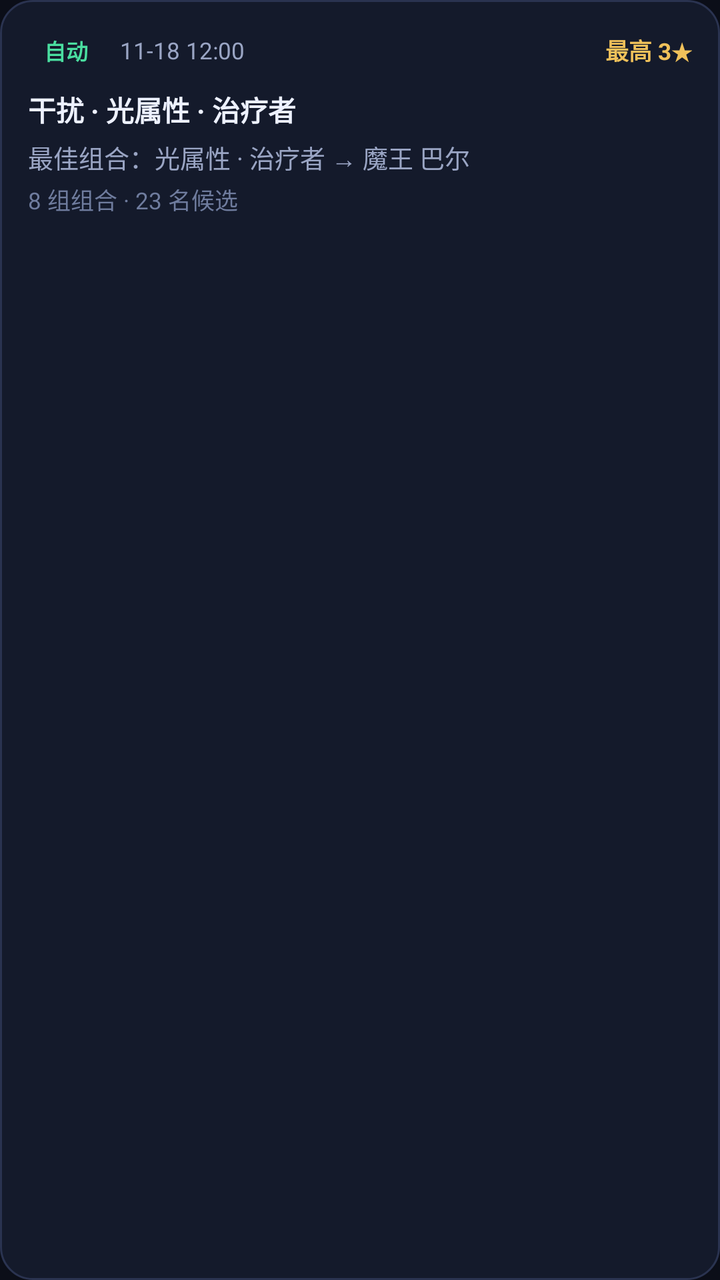
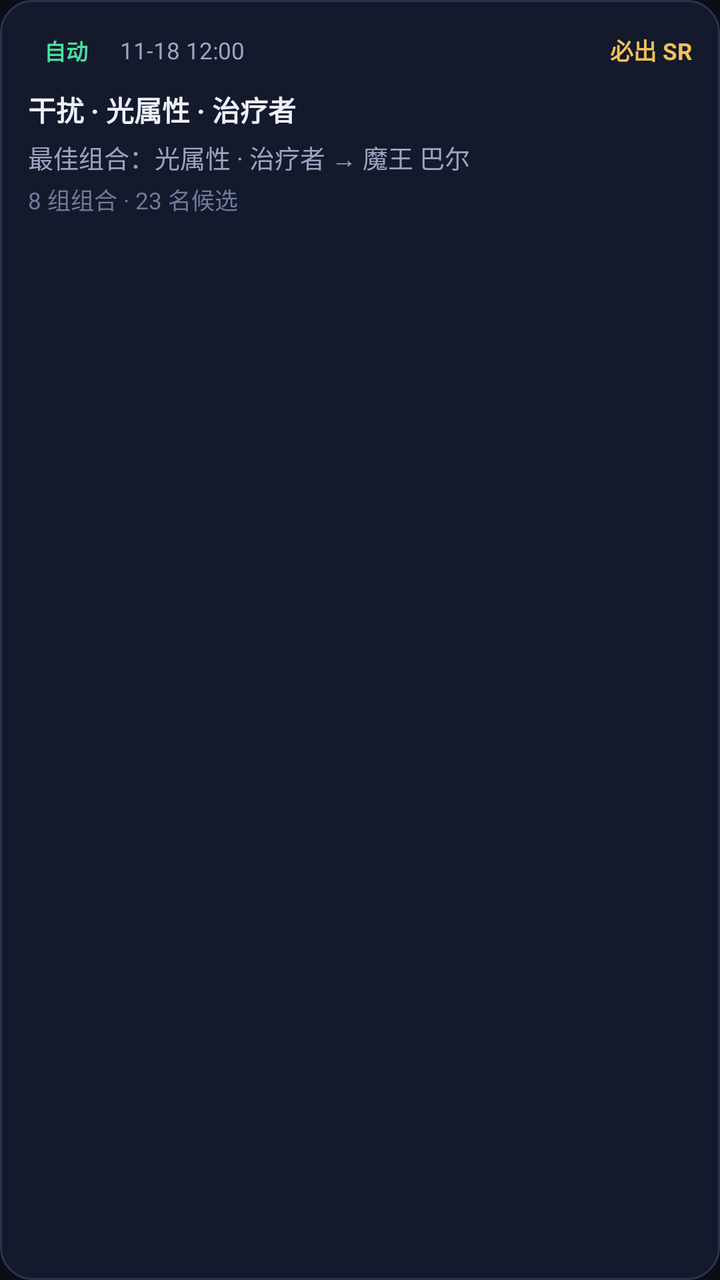

Screens rendered from an Android XML layout before and after an edit, with the pre-edit source and the edit as a unified diff.
<!-- AndroidManifest.xml: application theme Theme.App -->
<!-- res/layout/item_record.xml -->
<?xml version="1.0" encoding="utf-8"?>
<LinearLayout xmlns:android="http://schemas.android.com/apk/res/android"
    android:layout_width="match_parent"
    android:layout_height="wrap_content"
    android:layout_marginBottom="10dp"
    android:background="@drawable/bg_card"
    android:orientation="vertical"
    android:padding="14dp">

    <LinearLayout
        android:layout_width="match_parent"
        android:layout_height="wrap_content"
        android:gravity="center_vertical"
        android:orientation="horizontal">

        <TextView
            android:id="@+id/modeBadge"
            android:layout_width="wrap_content"
            android:layout_height="wrap_content"
            android:paddingStart="8dp"
            android:paddingTop="3dp"
            android:paddingEnd="8dp"
            android:paddingBottom="3dp"
            android:text="自动"
            android:textColor="@color/accent"
            android:textSize="11sp"
            android:textStyle="bold" />

        <TextView
            android:id="@+id/timeText"
            android:layout_width="0dp"
            android:layout_height="wrap_content"
            android:layout_marginStart="8dp"
            android:layout_weight="1"
            android:text="11-18 12:00"
            android:textColor="@color/text_dim"
            android:textSize="11.5sp" />

        <TextView
            android:id="@+id/starText"
            android:layout_width="wrap_content"
            android:layout_height="wrap_content"
            android:text="最高 3★"
            android:textColor="@color/gold"
            android:textSize="11.5sp"
            android:textStyle="bold" />
    </LinearLayout>

    <TextView
        android:id="@+id/tagsText"
        android:layout_width="match_parent"
        android:layout_height="wrap_content"
        android:layout_marginTop="8dp"
        android:text="干扰 · 光属性 · 治疗者"
        android:textColor="@color/text"
        android:textSize="14sp"
        android:textStyle="bold" />

    <TextView
        android:id="@+id/bestText"
        android:layout_width="match_parent"
        android:layout_height="wrap_content"
        android:layout_marginTop="4dp"
        android:text="最佳组合：光属性 · 治疗者 → 魔王 巴尔"
        android:textColor="@color/text_dim"
        android:textSize="12.5sp" />

    <TextView
        android:id="@+id/countText"
        android:layout_width="match_parent"
        android:layout_height="wrap_content"
        android:layout_marginTop="3dp"
        android:text="8 组组合 · 23 名候选"
        android:textColor="#6F7C9E"
        android:textSize="11.5sp" />
</LinearLayout>
<!-- resources referenced by this layout -->
<resources>
  <color name="accent">#4ADEA0</color>
  <color name="gold">#F0C15A</color>
  <color name="text">#EDF1FF</color>
  <color name="text_dim">#9AA5C4</color>
  <!-- drawable bg_card (drawable) -->
  <?xml version="1.0" encoding="utf-8"?>
  <shape xmlns:android="http://schemas.android.com/apk/res/android" android:shape="rectangle">
      <solid android:color="@color/surface" />
      <stroke android:width="1dp" android:color="@color/stroke" />
      <corners android:radius="16dp" />
  </shape>
  <style name="Theme.App" parent="Theme.Material3.Dark.NoActionBar">
          <item name="colorPrimary">@color/primary</item>
          <item name="colorOnPrimary">#0B0E18</item>
          <item name="colorSecondary">@color/accent</item>
          <item name="android:colorBackground">@color/bg</item>
          <item name="colorSurface">@color/surface</item>
          <item name="colorSurfaceVariant">@color/surface_2</item>
          <item name="colorOnSurface">@color/text</item>
          <item name="colorOnSurfaceVariant">@color/text_dim</item>
          <item name="android:statusBarColor">@color/bg</item>
          <item name="android:navigationBarColor">@color/bg</item>
          <item name="android:windowLightStatusBar">false</item>
          <item name="materialAlertDialogTheme">@style/ThemeOverlay.App.Dialog</item>
      </style>
  <color name="surface">#141A2B</color>
  <color name="stroke">#2A3350</color>
  <color name="primary">#7C9CFF</color>
  <color name="bg">#0B0E18</color>
  <color name="surface_2">#1B2236</color>
  <style name="ThemeOverlay.App.Dialog" parent="ThemeOverlay.Material3.MaterialAlertDialog">
          <item name="colorSurface">@color/surface</item>
          <item name="colorOnSurface">@color/text</item>
      </style>
</resources>

<!-- the commit's change to res/layout/item_record.xml (unified diff, before → after) -->
@@ -40,7 +40,7 @@
             android:id="@+id/starText"
             android:layout_width="wrap_content"
             android:layout_height="wrap_content"
-            android:text="最高 3★"
+            android:text="必出 SR"
             android:textColor="@color/gold"
             android:textSize="11.5sp"
             android:textStyle="bold" />
